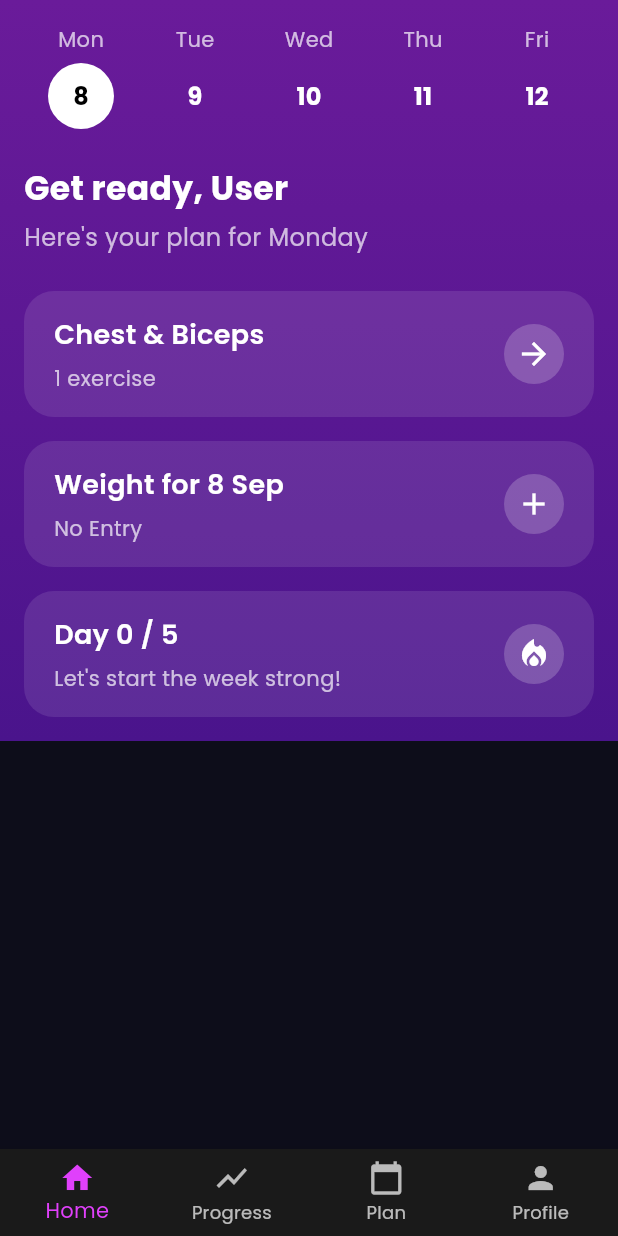
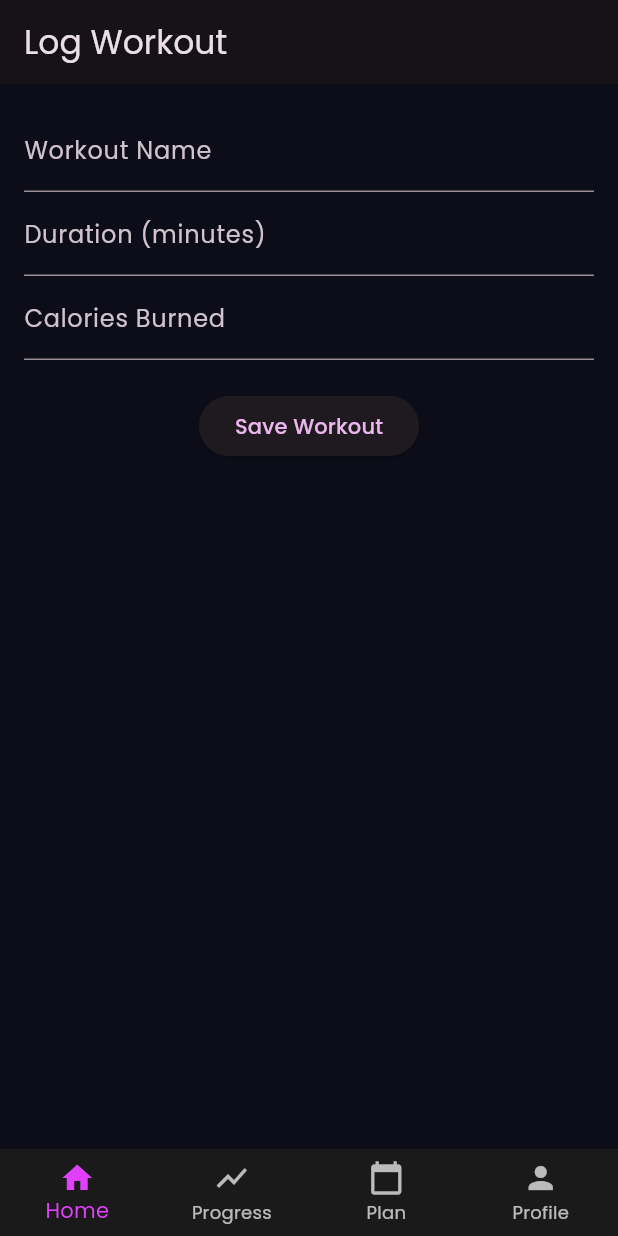
Before and after one commit to abmfp/Fitlyf, a Flutter app: the screen it shows after launch, on a phone screen of 412 x 824 dp. Run offline on Flutter 3.47's test engine with Material 3 defaults, Android fonts, the phone set to English and light mode, and no system bars; our stand-ins replace fl_chart, google_fonts.

Commit message:
Update home_screen.dart

```diff
--- a/lib/screens/home_screen.dart
+++ b/lib/screens/home_screen.dart
@@ -1,158 +1,83 @@
 import 'package:flutter/material.dart';
+import 'package:provider/provider.dart';
+import '../providers/workout_provider.dart';
 
-class HomeScreen extends StatelessWidget {
+class HomeScreen extends StatefulWidget {
   const HomeScreen({super.key});
+
+  @override
+  State<HomeScreen> createState() => _HomeScreenState();
+}
+
+class _HomeScreenState extends State<HomeScreen> {
+  final _formKey = GlobalKey<FormState>();
+  String _name = '';
+  int _duration = 0;
+  int _calories = 0;
+
+  void _saveWorkout() {
+    if (_formKey.currentState!.validate()) {
+      _formKey.currentState!.save();
+
+      final workout = Workout(
+        name: _name,
+        duration: _duration,
+        calories: _calories,
+        date: DateTime.now(),
+      );
+
+      Provider.of<WorkoutProvider>(context, listen: false)
+          .addWorkout(workout);
+
+      ScaffoldMessenger.of(context).showSnackBar(
+        const SnackBar(content: Text("Workout logged!")),
+      );
+
+      _formKey.currentState!.reset();
+    }
+  }
 
   @override
   Widget build(BuildContext context) {
     return Scaffold(
-      body: Container(
-        decoration: const BoxDecoration(
-          gradient: LinearGradient(
-            begin: Alignment.topCenter,
-            end: Alignment.bottomCenter,
-            colors: [
-              Color(0xFF6A1B9A),
-              Color(0xFF4A148C),
+      appBar: AppBar(title: const Text("Log Workout")),
+      body: Padding(
+        padding: const EdgeInsets.all(16.0),
+        child: Form(
+          key: _formKey,
+          child: Column(
+            children: [
+              TextFormField(
+                decoration: const InputDecoration(labelText: "Workout Name"),
+                validator: (value) =>
+                    value!.isEmpty ? "Enter a workout name" : null,
+                onSaved: (value) => _name = value!,
+              ),
+              TextFormField(
+                decoration:
+                    const InputDecoration(labelText: "Duration (minutes)"),
+                keyboardType: TextInputType.number,
+                validator: (value) =>
+                    value!.isEmpty ? "Enter duration" : null,
+                onSaved: (value) => _duration = int.parse(value!),
+              ),
+              TextFormField(
+                decoration:
+                    const InputDecoration(labelText: "Calories Burned"),
+                keyboardType: TextInputType.number,
+                validator: (value) =>
+                    value!.isEmpty ? "Enter calories" : null,
+                onSaved: (value) => _calories = int.parse(value!),
+              ),
+              const SizedBox(height: 20),
+              ElevatedButton(
+                onPressed: _saveWorkout,
+                child: const Text("Save Workout"),
+              ),
             ],
-          ),
-        ),
-        child: SafeArea(
-          child: SingleChildScrollView(
-            padding: const EdgeInsets.all(16.0),
-            child: Column(
-              crossAxisAlignment: CrossAxisAlignment.start,
-              children: [
-                // Calendar Row
-                Row(
-                  mainAxisAlignment: MainAxisAlignment.spaceAround,
-                  children: [
-                    _buildDayCircle("Mon", "8", true),
-                    _buildDayCircle("Tue", "9", false),
-                    _buildDayCircle("Wed", "10", false),
-                    _buildDayCircle("Thu", "11", false),
-                    _buildDayCircle("Fri", "12", false),
-                  ],
-                ),
-                const SizedBox(height: 24),
-
-                // Greeting
-                const Text(
-                  "Get ready, User",
-                  style: TextStyle(
-                    fontSize: 22,
-                    fontWeight: FontWeight.bold,
-                    color: Colors.white,
-                  ),
-                ),
-                const SizedBox(height: 6),
-                const Text(
-                  "Here's your plan for Monday",
-                  style: TextStyle(
-                    fontSize: 16,
-                    color: Colors.white70,
-                  ),
-                ),
-                const SizedBox(height: 24),
-
-                // Workout Card
-                _buildCard(
-                  title: "Chest & Biceps",
-                  subtitle: "1 exercise",
-                  icon: Icons.arrow_forward,
-                  onTap: () {},
-                ),
-                const SizedBox(height: 16),
-
-                // Weight Card
-                _buildCard(
-                  title: "Weight for 8 Sep",
-                  subtitle: "No Entry",
-                  icon: Icons.add,
-                  onTap: () {},
-                ),
-                const SizedBox(height: 16),
-
-                // Weekly Goal Card
-                _buildCard(
-                  title: "Day 0 / 5",
-                  subtitle: "Let's start the week strong!",
-                  icon: Icons.local_fire_department,
-                  onTap: () {},
-                ),
-              ],
-            ),
           ),
         ),
       ),
     );
   }
-
-  Widget _buildDayCircle(String day, String date, bool isSelected) {
-    return Column(
-      children: [
-        Text(
-          day,
-          style: const TextStyle(color: Colors.white70, fontSize: 14),
-        ),
-        const SizedBox(height: 6),
-        CircleAvatar(
-          backgroundColor: isSelected ? Colors.white : Colors.transparent,
-          radius: 22,
-          child: Text(
-            date,
-            style: TextStyle(
-              color: isSelected ? Colors.black : Colors.white,
-              fontWeight: FontWeight.bold,
-            ),
-          ),
-        ),
-      ],
-    );
-  }
-
-  Widget _buildCard({
-    required String title,
-    required String subtitle,
-    required IconData icon,
-    required VoidCallback onTap,
-  }) {
-    return Container(
-      padding: const EdgeInsets.symmetric(horizontal: 20, vertical: 16),
-      decoration: BoxDecoration(
-        color: Colors.white.withOpacity(0.1),
-        borderRadius: BorderRadius.circular(20),
-      ),
-      child: Row(
-        mainAxisAlignment: MainAxisAlignment.spaceBetween,
-        children: [
-          Column(
-            crossAxisAlignment: CrossAxisAlignment.start,
-            children: [
-              Text(
-                title,
-                style: const TextStyle(
-                  color: Colors.white,
-                  fontSize: 18,
-                  fontWeight: FontWeight.w600,
-                ),
-              ),
-              const SizedBox(height: 6),
-              Text(
-                subtitle,
-                style: const TextStyle(color: Colors.white70, fontSize: 14),
-              ),
-            ],
-          ),
-          InkWell(
-            onTap: onTap,
-            child: CircleAvatar(
-              backgroundColor: Colors.white.withOpacity(0.2),
-              child: Icon(icon, color: Colors.white),
-            ),
-          ),
-        ],
-      ),
-    );
-  }
 }
```
